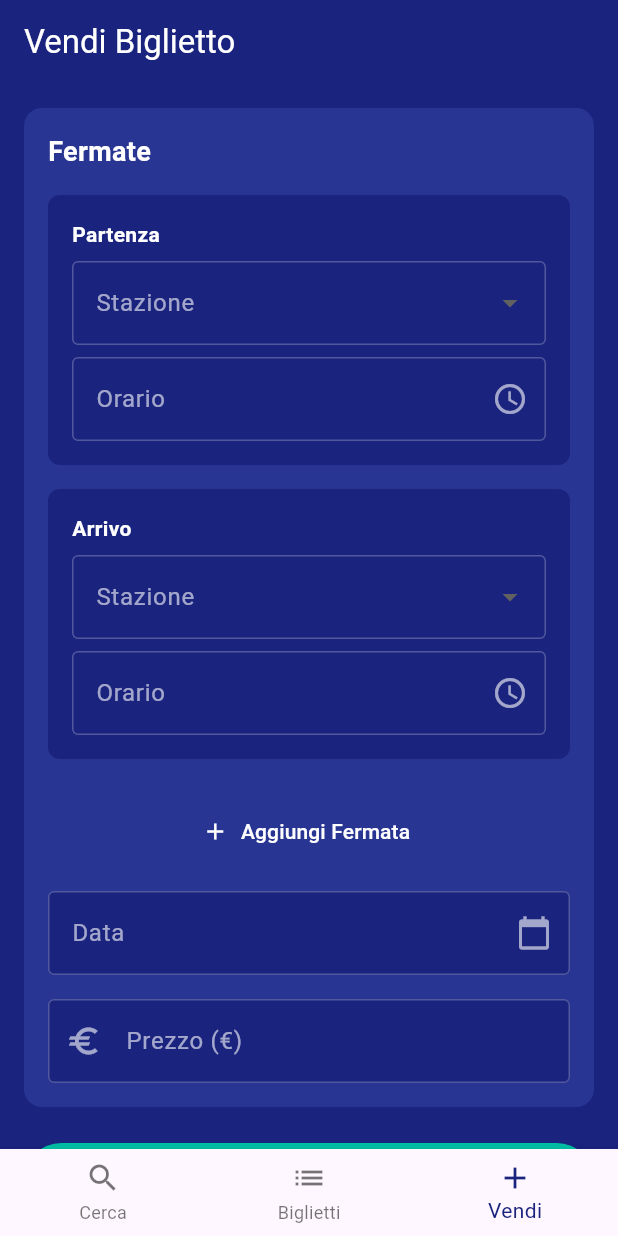
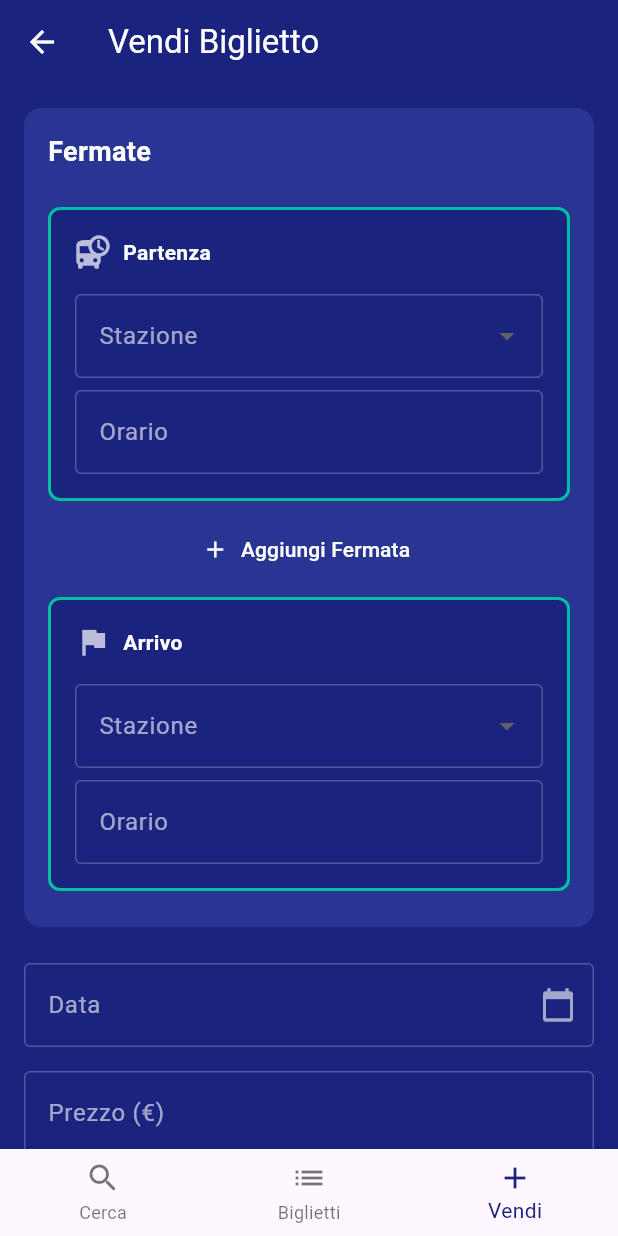
Before and after one commit to lucajordan21/trainticket2, a Flutter app: the screen it shows after launch, item 3 of the bottom bar chosen, on a phone screen of 412 x 824 dp. Run offline on Flutter 3.47's test engine with Material 3 defaults, Android fonts, the light colour scheme and no system bars; our stand-ins replace supabase_flutter; accounts and stored records are empty.

Commit message:
train stop

```diff
--- a/lib/pages/search_tickets_page.dart
+++ b/lib/pages/search_tickets_page.dart
@@ -21,11 +21,11 @@ class _SearchTicketsPageState extends State<SearchTicketsPage> {
   bool _isLoading = false;
 
   final List<String> _stations = [
-    'Roma Termini',
+    'Roma',
     'Milano Centrale',
     'Napoli Centrale',
     'Torino Porta Nuova',
-    'Firenze Santa Maria Novella',
+    'Firenze',
     'Venezia Santa Lucia',
     'Bologna Centrale',
     'Genova Piazza Principe',
--- a/lib/pages/sell_ticket_page.dart
+++ b/lib/pages/sell_ticket_page.dart
@@ -4,8 +4,7 @@ import '../models/train_ticket.dart';
 import '../models/train_stop.dart';
 import '../widgets/train_stop_form.dart';
 import '../services/ticket_service.dart';
-import '../pages/home_page.dart'; // Add this import
-
+import '../pages/home_page.dart';
 
 class SellTicketPage extends StatefulWidget {
   const SellTicketPage({super.key});
@@ -22,38 +21,30 @@ class _SellTicketPageState extends State<SellTicketPage> {
   bool _isLoading = false;
 
   final List<String> _stations = [
-    'Roma',
-    'Milano',
-    'Napoli',
-    'Torino',
-    'Firenze',
-    'Venezia',
-    'Bologna',
-    'Genova',
-    'Palermo',
-    'Verona',
-    'Pisa',
-    'Bari'
+    'Roma', 'Milano', 'Napoli', 'Torino', 'Firenze', 'Venezia',
+    'Bologna', 'Genova', 'Palermo', 'Verona', 'Pisa', 'Bari'
   ];
 
-  // List to store stop data
   final List<Map<String, dynamic>> _stops = [];
 
   @override
   void initState() {
     super.initState();
-    // Add initial start and end stops
-    _stops.add({'isStart': true, 'isEnd': false});
-    _stops.add({'isStart': false, 'isEnd': true});
+    _initializeStops();
   }
 
-  void _addIntermediateStop() {
+  void _initializeStops() {
+    _stops.add({'isStart': true, 'isEnd': false, 'station': null, 'time': null});
+    _stops.add({'isStart': false, 'isEnd': true, 'station': null, 'time': null});
+  }
+
+  void _addIntermediateStop(int beforeIndex) {
+    if (_stops.length >= 10) {
+      _showSnackbar('Numero massimo di fermate raggiunto (10)', Colors.orange);
+      return;
+    }
     setState(() {
-      // Insert new stop before the last one (end stop)
-      _stops.insert(_stops.length - 1, {
-        'isStart': false,
-        'isEnd': false,
-      });
+      _stops.insert(beforeIndex, {'isStart': false, 'isEnd': false, 'station': null, 'time': null});
     });
   }
 
@@ -65,11 +56,10 @@ class _SellTicketPageState extends State<SellTicketPage> {
     }
   }
 
-  void _updateStop(int index, String station, TimeOfDay time) {
-    setState(() {
-      _stops[index]['station'] = station;
-      _stops[index]['time'] = time;
-    });
+  void _showSnackbar(String message, Color color) {
+    ScaffoldMessenger.of(context).showSnackBar(
+      SnackBar(content: Text(message), backgroundColor: color),
+    );
   }
 
   @override
@@ -78,104 +68,138 @@ class _SellTicketPageState extends State<SellTicketPage> {
       backgroundColor: const Color(0xFF1A237E),
       appBar: AppBar(
         backgroundColor: const Color(0xFF1A237E),
-        title: const Text(
-          'Vendi Biglietto',
-          style: TextStyle(color: Colors.white),
+        title: const Text('Vendi Biglietto', style: TextStyle(color: Colors.white)),
+        leading: IconButton(
+          icon: const Icon(Icons.arrow_back, color: Colors.white),
+          onPressed: _onBackPressed,
         ),
       ),
-      body: SingleChildScrollView(
+      body: Stack(
+        children: [
+          SingleChildScrollView(
             padding: const EdgeInsets.all(16.0),
             child: Form(
               key: _formKey,
               child: Column(
                 crossAxisAlignment: CrossAxisAlignment.start,
                 children: [
-              Container(
-                decoration: BoxDecoration(
-                  color: const Color(0xFF283593),
-                  borderRadius: BorderRadius.circular(12),
+                  _buildStopsSection(),
+                  const SizedBox(height: 24),
+                  _buildDateField(),
+                  const SizedBox(height: 16),
+                  _buildPriceField(),
+                  const SizedBox(height: 24),
+                  _buildSubmitButton(),
+                ],
               ),
+            ),
+          ),
+          if (_isLoading) _buildLoadingIndicator(),
+        ],
+      ),
+    );
+  }
+
+  Widget _buildLoadingIndicator() {
+    return const Center(child: CircularProgressIndicator(color: Colors.white));
+  }
+
+  void _onBackPressed() {
+    if (_formKey.currentState!.validate() && _stops.any((stop) => stop['station'] == null || stop['time'] == null)) {
+      showDialog(
+        context: context,
+        builder: (context) => AlertDialog(
+          title: const Text('Conferma'),
+          content: const Text('Sei sicuro di voler uscire senza salvare?'),
+          actions: [
+            TextButton(onPressed: () => Navigator.of(context).pop(), child: const Text('Annulla')),
+            TextButton(onPressed: () => Navigator.of(context).popUntil((route) => route.isFirst), child: const Text('Esci')),
+          ],
+        ),
+      );
+    } else {
+      Navigator.of(context).pop();
+    }
+  }
+
+  Widget _buildStopsSection() {
+    return Container(
+      decoration: BoxDecoration(color: const Color(0xFF283593), borderRadius: BorderRadius.circular(12)),
       padding: const EdgeInsets.all(16),
       child: Column(
         crossAxisAlignment: CrossAxisAlignment.start,
         children: [
           const Text(
             'Fermate',
-                      style: TextStyle(
-                        color: Colors.white,
-                        fontSize: 18,
-                        fontWeight: FontWeight.bold,
+            style: TextStyle(color: Colors.white, fontSize: 18, fontWeight: FontWeight.bold),
+          ),
+          const SizedBox(height: 16),
+          ListView.builder(
+            shrinkWrap: true,
+            physics: const NeverScrollableScrollPhysics(),
+            itemCount: _stops.length * 2 - 1,
+            itemBuilder: (context, index) {
+              if (index.isEven) {
+                final stopIndex = index ~/ 2;
+                return _buildStopCard(_stops[stopIndex], stopIndex);
+              } else {
+                final stopIndex = index ~/ 2;
+                return _buildAddStopButton(stopIndex);
+              }
+            },
+          ),
+        ],
+      ),
+    );
+  }
+
+  Widget _buildStopCard(Map<String, dynamic> stop, int index) {
+    return Container(
+      margin: const EdgeInsets.symmetric(vertical: 8),
+      decoration: BoxDecoration(
+        color: const Color(0xFF1A237E),
+        borderRadius: BorderRadius.circular(8),
+        border: Border.all(
+          color: (stop['isStart'] || stop['isEnd']) ? const Color(0xFF00BFA5) : Colors.transparent,
+          width: 2,
         ),
       ),
-                    const SizedBox(height: 16),
-                    // Build stop forms
-                    ..._stops.asMap().entries.map((entry) {
-                      final index = entry.key;
-                      final stop = entry.value;
-                      return TrainStopForm(
-                        isStart: stop['isStart'] ?? false,
-                        isEnd: stop['isEnd'] ?? false,
-                        stations: _stations,
-                        onStopChanged: (station, time) =>
-                            _updateStop(index, station, time),
-                        onRemove: (!stop['isStart'] && !stop['isEnd'])
-                            ? () => _removeStop(index)
-                            : null,
-                      );
-                    }).toList(),
-                    const SizedBox(height: 8),
-                    // Add stop button
-                    Center(
-                      child: TextButton.icon(
-                        onPressed: _addIntermediateStop,
-                        icon: const Icon(Icons.add, color: Colors.white),
-                        label: const Text(
-                          'Aggiungi Fermata',
-                          style: TextStyle(color: Colors.white),
+      child: Padding(
+        padding: const EdgeInsets.all(16),
+        child: Column(
+          crossAxisAlignment: CrossAxisAlignment.start,
+          children: [
+            Row(
+              children: [
+                Icon(
+                  stop['isStart'] ? Icons.departure_board : (stop['isEnd'] ? Icons.flag : Icons.train),
+                  color: Colors.white70,
                 ),
+                const SizedBox(width: 8),
+                Text(
+                  stop['isStart'] ? 'Partenza' : (stop['isEnd'] ? 'Arrivo' : 'Fermata Intermedia'),
+                  style: const TextStyle(color: Colors.white, fontWeight: FontWeight.bold),
                 ),
+                if (!stop['isStart'] && !stop['isEnd'])
+                  IconButton(icon: const Icon(Icons.remove_circle, color: Colors.red), onPressed: () => _removeStop(index)),
+              ],
             ),
             const SizedBox(height: 16),
-                    _buildDateField(),
-                    const SizedBox(height: 16),
-                    _buildPriceField(),
+            _buildStationField(stop),
+            const SizedBox(height: 8),
+            _buildTimeField(stop),
           ],
         ),
       ),
-              const SizedBox(height: 24),
-              SizedBox(
-                width: double.infinity,
-                child: ElevatedButton(
-                  onPressed: _isLoading ? null : _submitTicket,
-                  style: ElevatedButton.styleFrom(
-                    backgroundColor: const Color(0xFF00BFA5),
-                    padding: const EdgeInsets.symmetric(vertical: 16),
-                    shape: RoundedRectangleBorder(
-                      borderRadius: BorderRadius.circular(25),
-                    ),
-                  ),
-                  child: _isLoading
-                      ? const SizedBox(
-                          height: 20,
-                          width: 20,
-                          child: CircularProgressIndicator(
-                            strokeWidth: 2,
-                            color: Colors.white,
-                          ),
-                        )
-                      : const Text(
-                          'Pubblica Biglietto',
-                          style: TextStyle(
-                            fontSize: 16,
-                            fontWeight: FontWeight.bold,
-                            color: Colors.white,
-                          ),
-                        ),
-                ),
-              ),
-            ],
-          ),
-        ),
+    );
+  }
+
+  Widget _buildAddStopButton(int beforeIndex) {
+    return Center(
+      child: TextButton.icon(
+        onPressed: () => _addIntermediateStop(beforeIndex + 1),
+        icon: const Icon(Icons.add, color: Colors.white),
+        label: const Text('Aggiungi Fermata', style: TextStyle(color: Colors.white)),
       ),
     );
   }
@@ -185,18 +209,15 @@ class _SellTicketPageState extends State<SellTicketPage> {
       decoration: const InputDecoration(
         labelText: 'Data',
         labelStyle: TextStyle(color: Colors.white60),
-        border: OutlineInputBorder(
-          borderSide: BorderSide(color: Colors.white24),
-        ),
-        enabledBorder: OutlineInputBorder(
-          borderSide: BorderSide(color: Colors.white24),
-        ),
+        border: OutlineInputBorder(borderSide: BorderSide(color: Colors.white24)),
+        enabledBorder: OutlineInputBorder(borderSide: BorderSide(color: Colors.white24)),
         filled: true,
         fillColor: Color(0xFF1A237E),
         suffixIcon: Icon(Icons.calendar_today, color: Colors.white60),
       ),
       style: const TextStyle(color: Colors.white),
       readOnly: true,
+      controller: TextEditingController(text: _selectedDate?.toString().split(' ')[0] ?? ''),
       onTap: () async {
         final DateTime? picked = await showDatePicker(
           context: context,
@@ -208,111 +229,105 @@ class _SellTicketPageState extends State<SellTicketPage> {
           setState(() => _selectedDate = picked);
         }
       },
-      controller: TextEditingController(
-        text: _selectedDate != null
-            ? _selectedDate.toString().split(' ')[0]
-            : '',
+      validator: (value) => _selectedDate == null ? 'Seleziona una data' : null,
+    );
+  }
+
+  Widget _buildStationField(Map<String, dynamic> stop) {
+    return DropdownButtonFormField<String>(
+      value: stop['station'],
+      decoration: const InputDecoration(
+        labelText: 'Stazione',
+        labelStyle: TextStyle(color: Colors.white60),
+        border: OutlineInputBorder(borderSide: BorderSide(color: Colors.white24)),
+        enabledBorder: OutlineInputBorder(borderSide: BorderSide(color: Colors.white24)),
+        filled: true,
+        fillColor: Color(0xFF1A237E),
       ),
-      validator: (value) {
-        if (_selectedDate == null) {
-          return 'Seleziona una data';
+      dropdownColor: const Color(0xFF1A237E),
+      style: const TextStyle(color: Colors.white),
+      items: _stations.map((station) {
+        return DropdownMenuItem(value: station, child: Text(station));
+      }).toList(),
+      onChanged: (value) => setState(() => stop['station'] = value),
+      validator: (value) => value == null || value.isEmpty ? 'Seleziona una stazione' : null,
+    );
   }
-        return null;
+
+  Widget _buildTimeField(Map<String, dynamic> stop) {
+    return TextFormField(
+      decoration: const InputDecoration(
+        labelText: 'Orario',
+        labelStyle: TextStyle(color: Colors.white60),
+        border: OutlineInputBorder(borderSide: BorderSide(color: Colors.white24)),
+        enabledBorder: OutlineInputBorder(borderSide: BorderSide(color: Colors.white24)),
+        filled: true,
+        fillColor: Color(0xFF1A237E),
+      ),
+      style: const TextStyle(color: Colors.white),
+      readOnly: true,
+      controller: TextEditingController(text: stop['time']?.format(context) ?? ''),
+      onTap: () async {
+        final TimeOfDay? picked = await showTimePicker(context: context, initialTime: TimeOfDay.now());
+        if (picked != null) {
+          setState(() => stop['time'] = picked);
+        }
       },
+      validator: (value) => stop['time'] == null ? 'Seleziona un orario' : null,
     );
   }
 
   Widget _buildPriceField() {
     return TextFormField(
       controller: _priceController,
+      keyboardType: TextInputType.number,
       decoration: const InputDecoration(
         labelText: 'Prezzo (€)',
         labelStyle: TextStyle(color: Colors.white60),
-        border: OutlineInputBorder(
-          borderSide: BorderSide(color: Colors.white24),
-        ),
-        enabledBorder: OutlineInputBorder(
-          borderSide: BorderSide(color: Colors.white24),
-        ),
+        border: OutlineInputBorder(borderSide: BorderSide(color: Colors.white24)),
+        enabledBorder: OutlineInputBorder(borderSide: BorderSide(color: Colors.white24)),
         filled: true,
         fillColor: Color(0xFF1A237E),
-        prefixIcon: Icon(Icons.euro, color: Colors.white60),
       ),
       style: const TextStyle(color: Colors.white),
-      keyboardType: TextInputType.number,
       validator: (value) {
-        if (value == null || value.isEmpty) {
-          return 'Inserisci un prezzo';
-        }
-        try {
-          final price = double.parse(value);
-          if (price <= 0) {
-            return 'Il prezzo deve essere maggiore di 0';
-          }
-        } catch (e) {
-          return 'Inserisci un prezzo valido';
-        }
-        return null;
+        final price = double.tryParse(value ?? '');
+        return (price == null || price <= 0) ? 'Inserisci un prezzo valido' : null;
       },
     );
   }
 
-  Future<void> _submitTicket() async {
-    if (_formKey.currentState!.validate()) {
-      // Validate all stops have station and time
-      for (final stop in _stops) {
-        if (stop['station'] == null || stop['time'] == null) {
-          ScaffoldMessenger.of(context).showSnackBar(
-            const SnackBar(
-              content: Text('Completa tutte le fermate'),
-              backgroundColor: Colors.red,
+  Widget _buildSubmitButton() {
+    return ElevatedButton(
+      onPressed: _isLoading ? null : _submitTicket,
+      style: ElevatedButton.styleFrom(
+        backgroundColor: Colors.blueAccent,
+        minimumSize: const Size.fromHeight(48),
       ),
+      child: const Text('Vendi Biglietto', style: TextStyle(color: Colors.white, fontSize: 18)),
     );
-          return;
-        }
   }
 
+  Future<void> _submitTicket() async {
+    if (!_formKey.currentState!.validate()) return;
     setState(() => _isLoading = true);
 
     try {
-        final stops = _stops.map((stop) => TrainStop(
-          station: stop['station'],
-          time: stop['time'].format(context),
-          isStart: stop['isStart'] ?? false,
-          isEnd: stop['isEnd'] ?? false,
-        )).toList();
-
-        final newTicket = TrainTicket(
-          stops: stops,
+      final ticket = TrainTicket(
         date: _selectedDate!.toString().split(' ')[0],
         price: _priceController.text.trim(),
-          seller: 'Tu',
+        stops: _stops.map((stop) => TrainStop(station: stop['station']!, time: stop['time']!)).toList(),
+        seller: 'seller_id_or_name_here', // Add the seller's value here
+
       );
 
-        await _ticketService.addTicket(newTicket);
-
-        if (mounted) {
-          ScaffoldMessenger.of(context).showSnackBar(
-            const SnackBar(
-              content: Text('Biglietto pubblicato con successo!'),
-              backgroundColor: Color(0xFF00BFA5),
-            ),
-          );
-
-          HomePage.navigateToTickets(context);
-        }
+      await _ticketService.addTicket(ticket);
+      _showSnackbar('Biglietto venduto con successo!', Colors.green);
+      Navigator.of(context).pushAndRemoveUntil(MaterialPageRoute(builder: (_) => const HomePage()), (route) => false);
     } catch (e) {
-        if (mounted) {
-          ScaffoldMessenger.of(context).showSnackBar(
-            SnackBar(
-              content: Text('Errore durante la pubblicazione: $e'),
-              backgroundColor: Colors.red,
-            ),
-          );
-        }
+      _showSnackbar('Errore nella vendita del biglietto: ${e.toString()}', Colors.red);
     } finally {
       setState(() => _isLoading = false);
-      }
     }
   }
 
```
Also changed, not shown: lib/services/ticket_service.dart (+77 -28 lines). Lines whose indentation alone changed are shown as unchanged.
